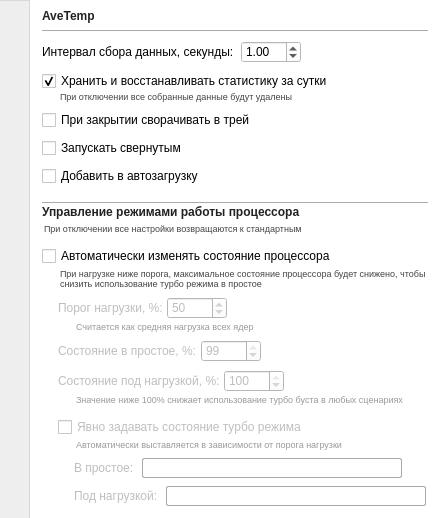
treepoint/AveTemp, file windows/settings.ui: the form before one commit.
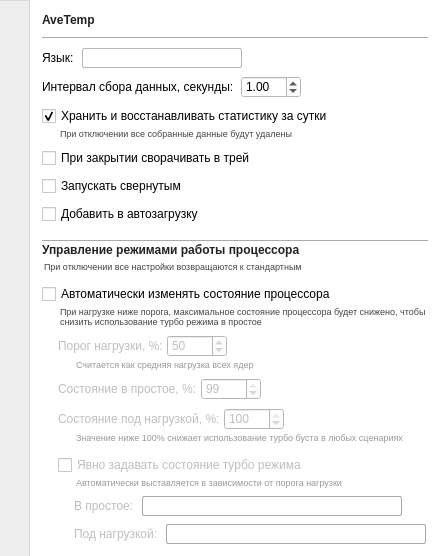
The form after the commit. Icons and pictures are not drawn.

```diff
--- a/windows/settings.ui
+++ b/windows/settings.ui
@@ -10,19 +10,19 @@
     <x>0</x>
     <y>0</y>
     <width>440</width>
-    <height>518</height>
+    <height>556</height>
    </rect>
   </property>
   <property name="minimumSize">
    <size>
     <width>440</width>
-    <height>518</height>
+    <height>556</height>
    </size>
   </property>
   <property name="maximumSize">
    <size>
     <width>440</width>
-    <height>518</height>
+    <height>556</height>
    </size>
   </property>
   <property name="windowTitle">
@@ -206,6 +206,60 @@
          </item>
         </layout>
        </item>
+       <item>
+        <layout class="QHBoxLayout" name="horizontalLayout_8" stretch="0,1,0">
+         <property name="topMargin">
+          <number>0</number>
+         </property>
+         <item>
+          <widget class="QLabel" name="label_5">
+           <property name="text">
+            <string>Язык:</string>
+           </property>
+          </widget>
+         </item>
+         <item>
+          <widget class="QComboBox" name="comboBoxLanguage">
+           <property name="maximumSize">
+            <size>
+             <width>160</width>
+             <height>16777215</height>
+            </size>
+           </property>
+           <property name="styleSheet">
+            <string notr="true">QWidget {
+	border: 1px solid #b6b6b6;
+	padding-left: 4px;
+	padding-right: 4px;
+	padding-bottom:2px;
+	border-radius: 2px;
+}
+
+QWidget:disabled{
+	border: 1px solid #a9a9a9;
+}
+
+QWidget:drop-down {
+	border-width: 0px;
+}</string>
+           </property>
+          </widget>
+         </item>
+         <item>
+          <spacer name="horizontalSpacer_7">
+           <property name="orientation">
+            <enum>Qt::Horizontal</enum>
+           </property>
+           <property name="sizeHint" stdset="0">
+            <size>
+             <width>40</width>
+             <height>20</height>
+            </size>
+           </property>
+          </spacer>
+         </item>
+        </layout>
+       </item>
        <item>
         <layout class="QHBoxLayout" name="horizontalLayout_2" stretch="0,0,0">
          <property name="spacing">
```
